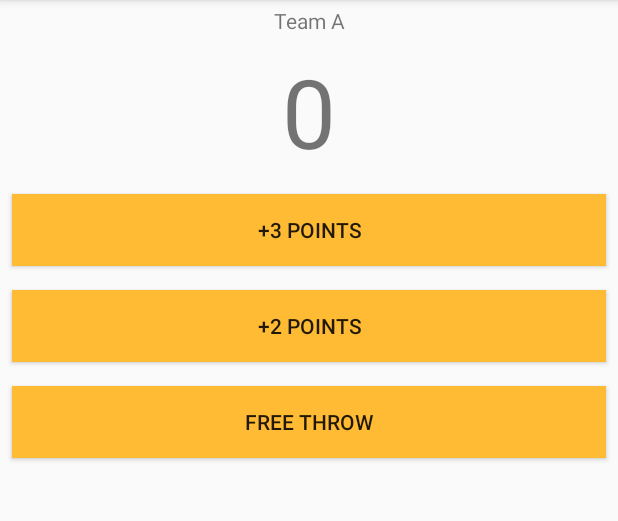
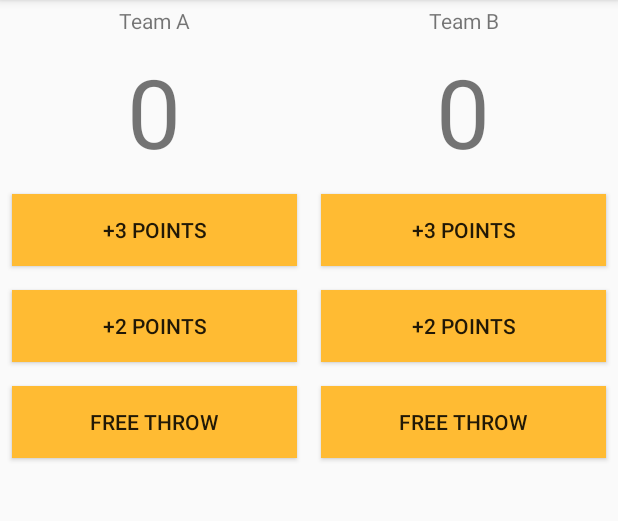
Before and after one commit to justinmorgan21/Court-Counter, an Android app: the screen it shows after launch (MainActivity), on a phone screen of 412 x 824 dp, the part 84-605 px from its top. Run offline under Robolectric (Android 15) with nearby library versions, the phone set to English and light mode, and no system bars.

Commit message:
add all for Team B

```diff
--- a/app/src/main/java/com/example/android/courtcounter/MainActivity.java
+++ b/app/src/main/java/com/example/android/courtcounter/MainActivity.java
@@ -8,12 +8,14 @@ import android.widget.TextView;
 public class MainActivity extends AppCompatActivity {
 
     int teamAScore = 0;
+    int teamBScore = 0;
 
     @Override
     protected void onCreate(Bundle savedInstanceState) {
         super.onCreate(savedInstanceState);
         setContentView(R.layout.activity_main);
         displayAScore();
+        displayBScore();
     }
 
     public void increaseAScore3(View view) {
@@ -32,10 +34,34 @@ public class MainActivity extends AppCompatActivity {
     }
 
     /**
-     * This method displays the given quantity value on the screen.
+     * This method displays Team A score value on the screen.
      */
     private void displayAScore() {
         TextView aScoreDisplay = (TextView) findViewById(R.id.team_a_score);
         aScoreDisplay.setText("" + teamAScore);
     }
+
+
+    public void increaseBScore3(View view) {
+        teamBScore += 3;
+        displayBScore();
+    }
+
+    public void increaseBScore2(View view) {
+        teamBScore += 2;
+        displayBScore();
+    }
+
+    public void increaseBScore1(View view) {
+        teamBScore += 1;
+        displayBScore();
+    }
+
+    /**
+     * This method displays Team B score value on the screen.
+     */
+    private void displayBScore() {
+        TextView bScoreDisplay = (TextView) findViewById(R.id.team_b_score);
+        bScoreDisplay.setText("" + teamBScore);
+    }
 }
--- a/app/src/main/res/layout/activity_main.xml
+++ b/app/src/main/res/layout/activity_main.xml
@@ -3,11 +3,17 @@
     xmlns:tools="http://schemas.android.com/tools"
     android:layout_width="match_parent"
     android:layout_height="match_parent"
-    android:orientation="vertical"
+    android:orientation="horizontal"
     tools:context="com.example.android.courtcounter.MainActivity">
 
+    <LinearLayout
+        android:layout_width="wrap_content"
+        android:layout_height="wrap_content"
+        android:orientation="vertical"
+        android:layout_weight="1">
+
         <TextView
-        android:id="@+id/team_title"
+            android:id="@+id/team_a_title"
             android:layout_width="match_parent"
             android:layout_height="wrap_content"
             android:gravity="center_horizontal"
@@ -18,10 +24,9 @@
             android:id="@+id/team_a_score"
             android:layout_width="match_parent"
             android:layout_height="wrap_content"
-        android:layout_below="@id/team_title"
             android:gravity="center_horizontal"
             android:padding="4dp"
-        android:textSize="64dp" />
+            android:textSize="64sp" />
 
         <Button
             android:layout_width="match_parent"
@@ -47,6 +52,54 @@
             android:layout_margin="8dp"
             android:text="free throw"
             android:onClick="increaseAScore1"/>
+    </LinearLayout>
+
+    <LinearLayout
+        android:layout_width="wrap_content"
+        android:layout_height="wrap_content"
+        android:orientation="vertical"
+        android:layout_weight="1">
+
+        <TextView
+            android:id="@+id/team_b_title"
+            android:layout_width="match_parent"
+            android:layout_height="wrap_content"
+            android:gravity="center_horizontal"
+            android:padding="4dp"
+            android:text="Team B" />
+
+        <TextView
+            android:id="@+id/team_b_score"
+            android:layout_width="match_parent"
+            android:layout_height="wrap_content"
+            android:gravity="center_horizontal"
+            android:padding="4dp"
+            android:textSize="64sp" />
+
+        <Button
+            android:layout_width="match_parent"
+            android:layout_height="wrap_content"
+            android:background="@android:color/holo_orange_light"
+            android:layout_margin="8dp"
+            android:text="+3 points"
+            android:onClick="increaseBScore3"/>
+
+        <Button
+            android:layout_width="match_parent"
+            android:layout_height="wrap_content"
+            android:background="@android:color/holo_orange_light"
+            android:layout_margin="8dp"
+            android:text="+2 points"
+            android:onClick="increaseBScore2"/>
 
 
+        <Button
+            android:layout_width="match_parent"
+            android:layout_height="wrap_content"
+            android:background="@android:color/holo_orange_light"
+            android:layout_margin="8dp"
+            android:text="free throw"
+            android:onClick="increaseBScore1"/>
     </LinearLayout>
+
+</LinearLayout>
```
Lines whose indentation alone changed are shown as unchanged.
